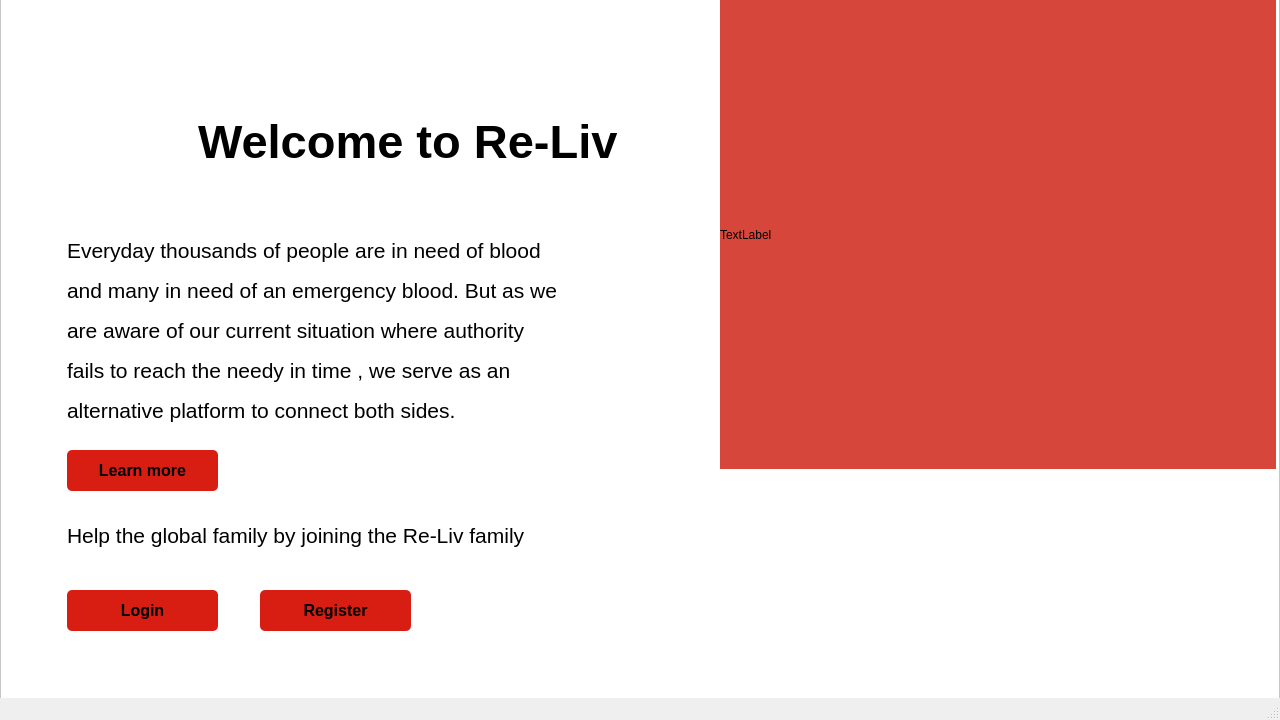
Rista10/Final, file mainwindow.ui: the form before one commit.
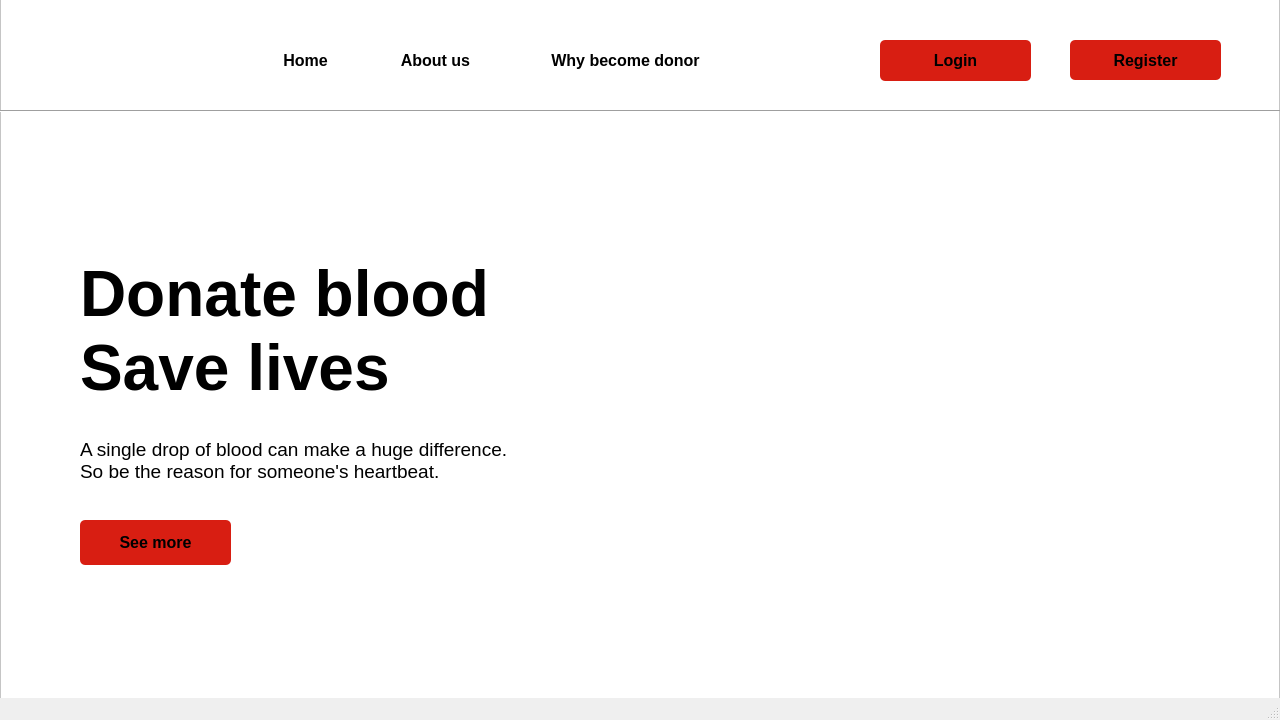
The form after the commit. Icons and pictures are not drawn.

The edit to the form file:
```diff
--- a/mainwindow.ui
+++ b/mainwindow.ui
@@ -31,274 +31,6 @@
 }</string>
   </property>
   <widget class="QWidget" name="centralwidget">
-   <widget class="QLabel" name="label">
-    <property name="geometry">
-     <rect>
-      <x>720</x>
-      <y>0</y>
-      <width>556</width>
-      <height>469</height>
-     </rect>
-    </property>
-    <property name="styleSheet">
-     <string notr="true">#label
-{
-background-color:#D7463A
-}</string>
-    </property>
-    <property name="text">
-     <string>TextLabel</string>
-    </property>
-   </widget>
-   <widget class="QLabel" name="label_2">
-    <property name="geometry">
-     <rect>
-      <x>640</x>
-      <y>74</y>
-      <width>569</width>
-      <height>548</height>
-     </rect>
-    </property>
-    <property name="styleSheet">
-     <string notr="true">#label_2
-{
-background-image:url(&quot;C:/Users/user/Documents/Final/infosame.jpg&quot;);
-}</string>
-    </property>
-    <property name="text">
-     <string/>
-    </property>
-    <property name="pixmap">
-     <pixmap>infosame.jpg</pixmap>
-    </property>
-   </widget>
-   <widget class="QLabel" name="label_3">
-    <property name="geometry">
-     <rect>
-      <x>43</x>
-      <y>34</y>
-      <width>134</width>
-      <height>154</height>
-     </rect>
-    </property>
-    <property name="styleSheet">
-     <string notr="true">#label_3
-{
-background-image:url(&quot;C:/Users/user/Documents/Final/logo1.png&quot;);
-}</string>
-    </property>
-    <property name="text">
-     <string/>
-    </property>
-    <property name="pixmap">
-     <pixmap>logo1.png</pixmap>
-    </property>
-   </widget>
-   <widget class="QLabel" name="label_4">
-    <property name="geometry">
-     <rect>
-      <x>198</x>
-      <y>86</y>
-      <width>621</width>
-      <height>111</height>
-     </rect>
-    </property>
-    <property name="font">
-     <font>
-      <pointsize>35</pointsize>
-      <bold>true</bold>
-     </font>
-    </property>
-    <property name="text">
-     <string>Welcome to Re-Liv</string>
-    </property>
-   </widget>
-   <widget class="QPushButton" name="signin">
-    <property name="geometry">
-     <rect>
-      <x>67</x>
-      <y>450</y>
-      <width>151</width>
-      <height>41</height>
-     </rect>
-    </property>
-    <property name="font">
-     <font>
-      <pointsize>12</pointsize>
-      <bold>true</bold>
-     </font>
-    </property>
-    <property name="styleSheet">
-     <string notr="true">#signin
-{
- background-color:#D81E12;
-border-radius:5px;
-}</string>
-    </property>
-    <property name="text">
-     <string>Learn more</string>
-    </property>
-   </widget>
-   <widget class="QLabel" name="label_5">
-    <property name="geometry">
-     <rect>
-      <x>67</x>
-      <y>230</y>
-      <width>631</width>
-      <height>41</height>
-     </rect>
-    </property>
-    <property name="font">
-     <font>
-      <pointsize>16</pointsize>
-     </font>
-    </property>
-    <property name="text">
-     <string>Everyday thousands of people are in need of blood </string>
-    </property>
-   </widget>
-   <widget class="QLabel" name="label_6">
-    <property name="geometry">
-     <rect>
-      <x>67</x>
-      <y>270</y>
-      <width>631</width>
-      <height>41</height>
-     </rect>
-    </property>
-    <property name="font">
-     <font>
-      <pointsize>16</pointsize>
-     </font>
-    </property>
-    <property name="text">
-     <string>and many in need of an emergency blood. But as we </string>
-    </property>
-   </widget>
-   <widget class="QLabel" name="label_7">
-    <property name="geometry">
-     <rect>
-      <x>67</x>
-      <y>310</y>
-      <width>631</width>
-      <height>41</height>
-     </rect>
-    </property>
-    <property name="font">
-     <font>
-      <pointsize>16</pointsize>
-     </font>
-    </property>
-    <property name="text">
-     <string>are aware of our current situation where authority </string>
-    </property>
-   </widget>
-   <widget class="QLabel" name="label_8">
-    <property name="geometry">
-     <rect>
-      <x>67</x>
-      <y>350</y>
-      <width>631</width>
-      <height>41</height>
-     </rect>
-    </property>
-    <property name="font">
-     <font>
-      <pointsize>16</pointsize>
-     </font>
-    </property>
-    <property name="text">
-     <string>fails to reach the needy in time , we serve as an</string>
-    </property>
-   </widget>
-   <widget class="QLabel" name="label_9">
-    <property name="geometry">
-     <rect>
-      <x>67</x>
-      <y>390</y>
-      <width>631</width>
-      <height>41</height>
-     </rect>
-    </property>
-    <property name="font">
-     <font>
-      <pointsize>16</pointsize>
-     </font>
-    </property>
-    <property name="text">
-     <string>alternative platform to connect both sides.</string>
-    </property>
-   </widget>
-   <widget class="QLabel" name="label_10">
-    <property name="geometry">
-     <rect>
-      <x>67</x>
-      <y>520</y>
-      <width>611</width>
-      <height>31</height>
-     </rect>
-    </property>
-    <property name="font">
-     <font>
-      <pointsize>16</pointsize>
-     </font>
-    </property>
-    <property name="text">
-     <string>Help the global family by joining the Re-Liv family</string>
-    </property>
-   </widget>
-   <widget class="QPushButton" name="login">
-    <property name="geometry">
-     <rect>
-      <x>67</x>
-      <y>590</y>
-      <width>151</width>
-      <height>41</height>
-     </rect>
-    </property>
-    <property name="font">
-     <font>
-      <pointsize>12</pointsize>
-      <bold>true</bold>
-     </font>
-    </property>
-    <property name="styleSheet">
-     <string notr="true">#login
-{
- background-color:#D81E12;
-border-radius:5px;
-}</string>
-    </property>
-    <property name="text">
-     <string>Login</string>
-    </property>
-   </widget>
-   <widget class="QPushButton" name="signin_3">
-    <property name="geometry">
-     <rect>
-      <x>260</x>
-      <y>590</y>
-      <width>151</width>
-      <height>41</height>
-     </rect>
-    </property>
-    <property name="font">
-     <font>
-      <pointsize>12</pointsize>
-      <bold>true</bold>
-     </font>
-    </property>
-    <property name="styleSheet">
-     <string notr="true">#signin_3
-{
- background-color:#D81E12;
-border-radius:5px;
-}</string>
-    </property>
-    <property name="text">
-     <string>Register</string>
-    </property>
-   </widget>
    <widget class="QFrame" name="frame">
     <property name="geometry">
      <rect>
@@ -320,6 +52,249 @@
     <property name="frameShadow">
      <enum>QFrame::Raised</enum>
     </property>
+    <widget class="QPushButton" name="signin_3">
+     <property name="geometry">
+      <rect>
+       <x>1070</x>
+       <y>60</y>
+       <width>151</width>
+       <height>40</height>
+      </rect>
+     </property>
+     <property name="font">
+      <font>
+       <pointsize>12</pointsize>
+       <bold>true</bold>
+      </font>
+     </property>
+     <property name="styleSheet">
+      <string notr="true">#signin_3
+{
+ background-color:#D81E12;
+border-radius:5px;
+}</string>
+     </property>
+     <property name="text">
+      <string>Register</string>
+     </property>
+    </widget>
+    <widget class="QPushButton" name="login">
+     <property name="geometry">
+      <rect>
+       <x>880</x>
+       <y>60</y>
+       <width>151</width>
+       <height>41</height>
+      </rect>
+     </property>
+     <property name="font">
+      <font>
+       <pointsize>12</pointsize>
+       <bold>true</bold>
+      </font>
+     </property>
+     <property name="styleSheet">
+      <string notr="true">#login
+{
+ background-color:#D81E12;
+border-radius:5px;
+}</string>
+     </property>
+     <property name="text">
+      <string>Login</string>
+     </property>
+    </widget>
+    <widget class="QLabel" name="label_4">
+     <property name="geometry">
+      <rect>
+       <x>80</x>
+       <y>225</y>
+       <width>791</width>
+       <height>251</height>
+      </rect>
+     </property>
+     <property name="font">
+      <font>
+       <pointsize>48</pointsize>
+       <bold>true</bold>
+      </font>
+     </property>
+     <property name="text">
+      <string>Donate blood
+Save lives</string>
+     </property>
+    </widget>
+    <widget class="QLabel" name="label">
+     <property name="geometry">
+      <rect>
+       <x>580</x>
+       <y>150</y>
+       <width>665</width>
+       <height>495</height>
+      </rect>
+     </property>
+     <property name="styleSheet">
+      <string notr="true">background-image: url(:/img/Images/blood_main.png);</string>
+     </property>
+     <property name="text">
+      <string/>
+     </property>
+    </widget>
+    <widget class="Line" name="line">
+     <property name="geometry">
+      <rect>
+       <x>0</x>
+       <y>130</y>
+       <width>1280</width>
+       <height>3</height>
+      </rect>
+     </property>
+     <property name="orientation">
+      <enum>Qt::Horizontal</enum>
+     </property>
+    </widget>
+    <widget class="QLabel" name="label_2">
+     <property name="geometry">
+      <rect>
+       <x>80</x>
+       <y>430</y>
+       <width>581</width>
+       <height>101</height>
+      </rect>
+     </property>
+     <property name="font">
+      <font>
+       <pointsize>14</pointsize>
+      </font>
+     </property>
+     <property name="text">
+      <string>A single drop of blood can make a huge difference.
+So be the reason for someone's heartbeat.</string>
+     </property>
+    </widget>
+    <widget class="QPushButton" name="see_more">
+     <property name="geometry">
+      <rect>
+       <x>80</x>
+       <y>540</y>
+       <width>151</width>
+       <height>45</height>
+      </rect>
+     </property>
+     <property name="font">
+      <font>
+       <pointsize>12</pointsize>
+       <bold>true</bold>
+      </font>
+     </property>
+     <property name="styleSheet">
+      <string notr="true">#see_more
+{
+ background-color:#D81E12;
+border-radius:5px;
+}</string>
+     </property>
+     <property name="text">
+      <string>See more</string>
+     </property>
+    </widget>
+    <widget class="QPushButton" name="home">
+     <property name="geometry">
+      <rect>
+       <x>230</x>
+       <y>60</y>
+       <width>151</width>
+       <height>41</height>
+      </rect>
+     </property>
+     <property name="font">
+      <font>
+       <pointsize>12</pointsize>
+       <bold>true</bold>
+      </font>
+     </property>
+     <property name="styleSheet">
+      <string notr="true">#home
+
+{
+ background-color:#rgb(255, 255, 255);
+border-radius:5px;
+}</string>
+     </property>
+     <property name="text">
+      <string>Home</string>
+     </property>
+    </widget>
+    <widget class="QPushButton" name="about">
+     <property name="geometry">
+      <rect>
+       <x>360</x>
+       <y>60</y>
+       <width>151</width>
+       <height>41</height>
+      </rect>
+     </property>
+     <property name="font">
+      <font>
+       <pointsize>12</pointsize>
+       <bold>true</bold>
+      </font>
+     </property>
+     <property name="styleSheet">
+      <string notr="true">#about
+
+{
+ background-color:#rgb(255, 255, 255);
+border-radius:5px;
+}</string>
+     </property>
+     <property name="text">
+      <string>About us</string>
+     </property>
+    </widget>
+    <widget class="QPushButton" name="why">
+     <property name="geometry">
+      <rect>
+       <x>510</x>
+       <y>60</y>
+       <width>231</width>
+       <height>41</height>
+      </rect>
+     </property>
+     <property name="font">
+      <font>
+       <pointsize>12</pointsize>
+       <bold>true</bold>
+      </font>
+     </property>
+     <property name="styleSheet">
+      <string notr="true">#why
+
+{
+ background-color:#rgb(255, 255, 255);
+border-radius:5px;
+}</string>
+     </property>
+     <property name="text">
+      <string>Why become donor</string>
+     </property>
+    </widget>
+    <widget class="QLabel" name="label_3">
+     <property name="geometry">
+      <rect>
+       <x>40</x>
+       <y>30</y>
+       <width>81</width>
+       <height>91</height>
+      </rect>
+     </property>
+     <property name="styleSheet">
+      <string notr="true">border-image: url(:/img/Images/logo1.png);</string>
+     </property>
+     <property name="text">
+      <string/>
+     </property>
+    </widget>
    </widget>
    <zorder>frame</zorder>
    <zorder>label</zorder>
```
Left out of the diff: 14 changed lines with no effect on the pictures.
